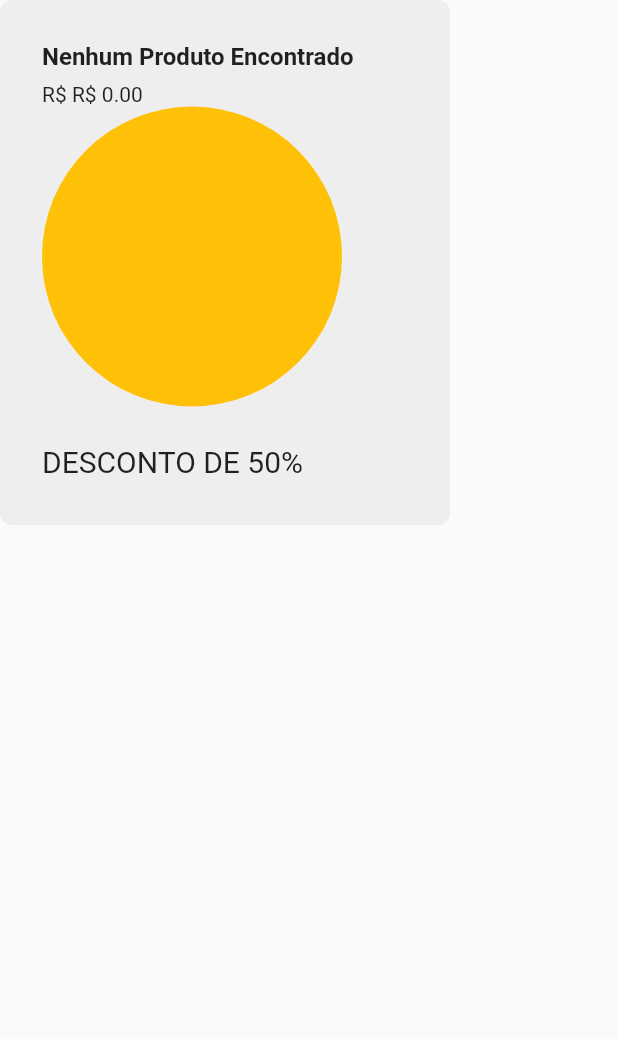
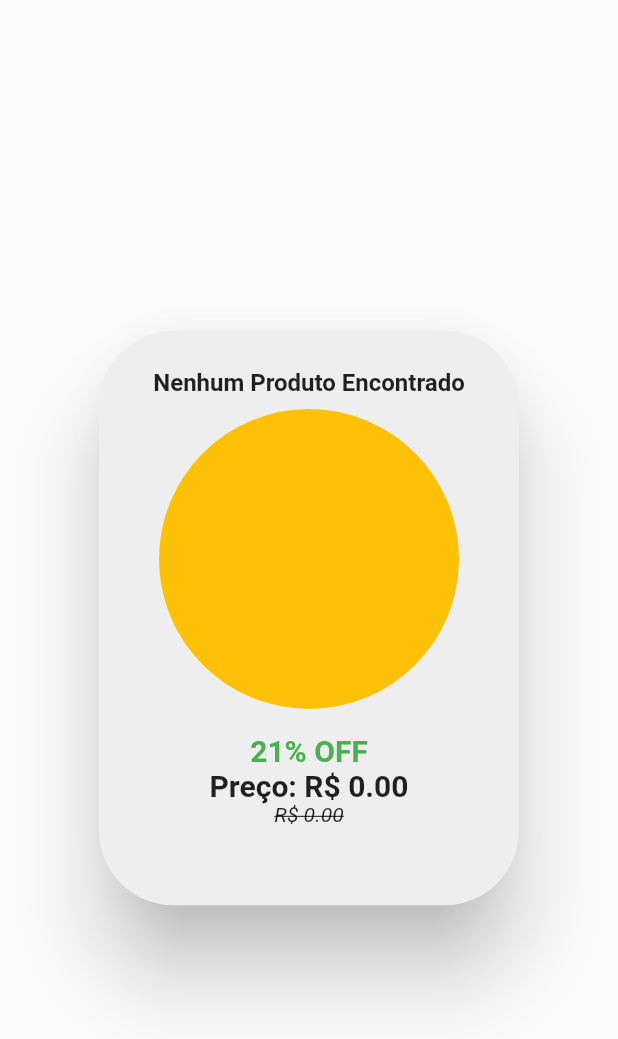
Before and after one commit to CaioMBA/ProjetoNatura, a Flutter app: the ImageContainerBox widget shown alone on an empty page, opened directly, on a phone screen of 412 x 824 dp. Shown: the top 1039 px of the screen. Run offline on Flutter 3.47's test engine with Material 2 defaults, Android fonts, the light colour scheme and no system bars; our stand-ins replace flutter_multi_formatter, google_sign_in, image_picker, shared_preferences; missing offline and left inert: stroke_text; accounts and stored records are empty; network calls fail.

Commit message:
Correções e melhoras para o AI com imagem e descrição!

```diff
--- a/natura_app/lib/Components/CommonModalDrop.dart
+++ b/natura_app/lib/Components/CommonModalDrop.dart
@@ -22,8 +22,9 @@ class CommonModalDrop extends StatelessWidget {
   @override
   Widget build(BuildContext context) {
     return AlertDialog(
+      contentPadding: EdgeInsets.zero,
       backgroundColor: Colors.grey[300],
-      shape: RoundedRectangleBorder(borderRadius: BorderRadius.circular(32)),
+      shape: RoundedRectangleBorder(borderRadius: BorderRadius.circular(50)),
       title: Text(
         Title,
         style: TextStyle(
--- a/natura_app/lib/Components/ImageContainerBox.dart
+++ b/natura_app/lib/Components/ImageContainerBox.dart
@@ -1,64 +1,87 @@
 import 'dart:convert';
+import 'dart:math';
 import 'dart:typed_data';
 
 import 'package:flutter/material.dart';
 
-import '../Domain/StaticSchematics.dart';
-
 class ImageContainerBox extends StatelessWidget {
   final String description;
-  final String value;
+  final double? value;
+  final int Sale = Random().nextInt(13) + 12;
   String? ImageInf;
 
-  ImageContainerBox({required this.description, required this.value, this.ImageInf = ''});
-
-
+  ImageContainerBox(
+      {required this.description, required this.value, this.ImageInf = ''});
 
   @override
   Widget build(BuildContext context) {
     var backgroundImage = ImageInf!.startsWith('http')
         ? NetworkImage(ImageInf!) as ImageProvider<Object>?
-        : MemoryImage(
-        Uint8List.fromList(base64.decode(ImageInf!)));
+        : MemoryImage(Uint8List.fromList(base64.decode(ImageInf!)));
 
-    return SizedBox(
-      width: 300,
-      height: 350,
-      child: Container(
-        padding: EdgeInsets.all(28.0),
+    return AlertDialog(
+      contentPadding: EdgeInsets.zero,
+      backgroundColor: Colors.grey[300],
+      shape: RoundedRectangleBorder(borderRadius: BorderRadius.circular(60)),
+      content: Container(
+        margin: EdgeInsets.zero,
+        width: MediaQuery.of(context).size.width * 0.4,
+        height: MediaQuery.of(context).size.height * 0.465,
+        padding: EdgeInsets.all(25.0),
         decoration: BoxDecoration(
-          color: Colors.grey[200], // Box background color
-          borderRadius: BorderRadius.circular(8.0), // Rounded corners
+          color: Colors.grey[200],
+          borderRadius: BorderRadius.circular(50.0),
         ),
         child: Column(
-          crossAxisAlignment: CrossAxisAlignment.start,
+          crossAxisAlignment: CrossAxisAlignment.center,
           children: [
-            Text(
-              description,
+            FittedBox(
+              fit: BoxFit.fitWidth,
+              child: Text(
+                description.length > 30
+                    ? description.substring(0, 29)
+                    : description,
                 style: TextStyle(
                   fontWeight: FontWeight.bold,
                   fontSize: 16.0,
                 ),
               ),
-            SizedBox(height: 8.0), // Space between description and value
-            Text(
-              'R\$ $value',
-              style: TextStyle(
-                fontSize: 14.0,
             ),
-            ),
-            CircleAvatar(
+            SizedBox(
+                height: MediaQuery.of(context).size.height *
+                    0.01), // Space between description and value
+            FittedBox(
+              fit: BoxFit.fill,
+              child: CircleAvatar(
                 radius: 100,
                 backgroundColor: Colors.amber,
                 backgroundImage: backgroundImage,
               ),
-            SizedBox(height: 25,),
+            ),
+            SizedBox(
+              height: MediaQuery.of(context).size.height * 0.020,
+            ),
             Text(
-              'DESCONTO DE 50%',
+              '${Sale}% OFF',
               style: TextStyle(
                   fontSize: 20.0,
+                  fontWeight: FontWeight.bold,
+                  color: Colors.green),
+            ),
+            FittedBox(
+              fit: BoxFit.fitWidth,
+              child: Text(
+                'Preço: R\$ ${(value! - (value! * Sale / 100)).toStringAsFixed(2)}',
+                style: TextStyle(fontSize: 20.0, fontWeight: FontWeight.bold),
               ),
             ),
+            Text(
+              'R\$ ${value!.toStringAsFixed(2)}',
+              style: TextStyle(
+                  fontSize: 14.0,
+                  fontStyle: FontStyle.italic,
+                  decoration: TextDecoration.lineThrough),
+            )
           ],
         ),
       ),
--- a/natura_app/lib/Pages/Home.dart
+++ b/natura_app/lib/Pages/Home.dart
@@ -24,27 +24,24 @@ class _HomePageState extends State<HomePage> {
 
   @override
   GetContainer(String x) async {
-    GetFutureProductModel? Values =
-        await GetFutureProductService(x);
+    GetFutureProductModel? Values = await GetFutureProductService(x);
     if (Values != null) {
       if (Values.ID != null) {
         Navigator.pop(context);
         showDialog(
             context: context,
             builder: (context) {
-              return AlertDialog(
-                content: ImageContainerBox(
+              return  ImageContainerBox(
                   description: Values.Name!,
-                  value: Values.Value.toString(),
+                  value: Values.Value,
                   ImageInf: Values.Photo,
-                ),
-              );
+                );
             });
       } else {
         Navigator.pop(context);
         ImageContainerBox(
           description: "Nenhum Produto Encontrado",
-          value: "R\$ 0.00",
+          value: 0,
         );
       }
     }
```
Lines whose indentation alone changed are shown as unchanged.
